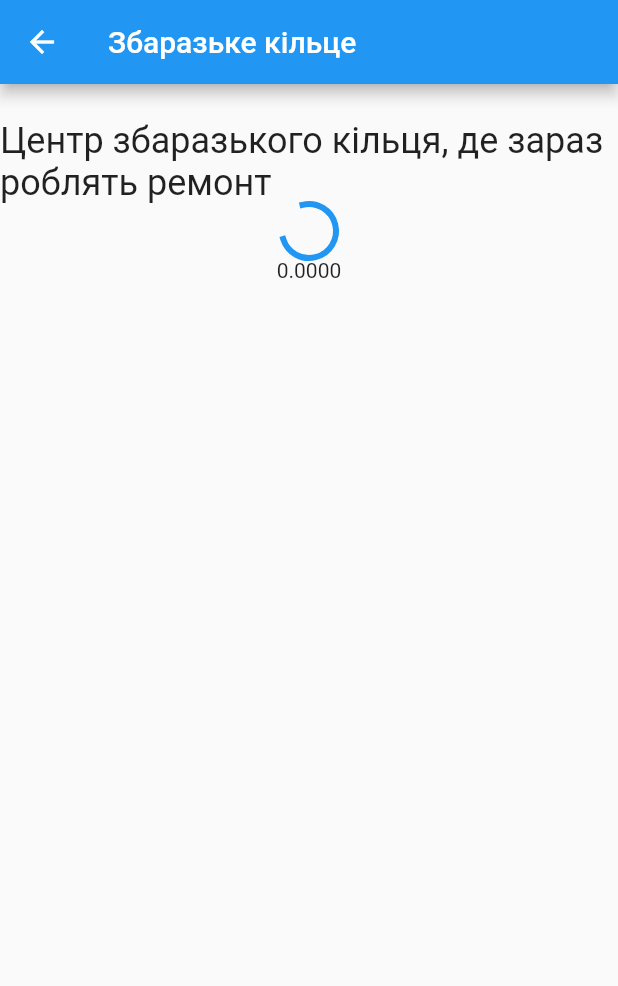
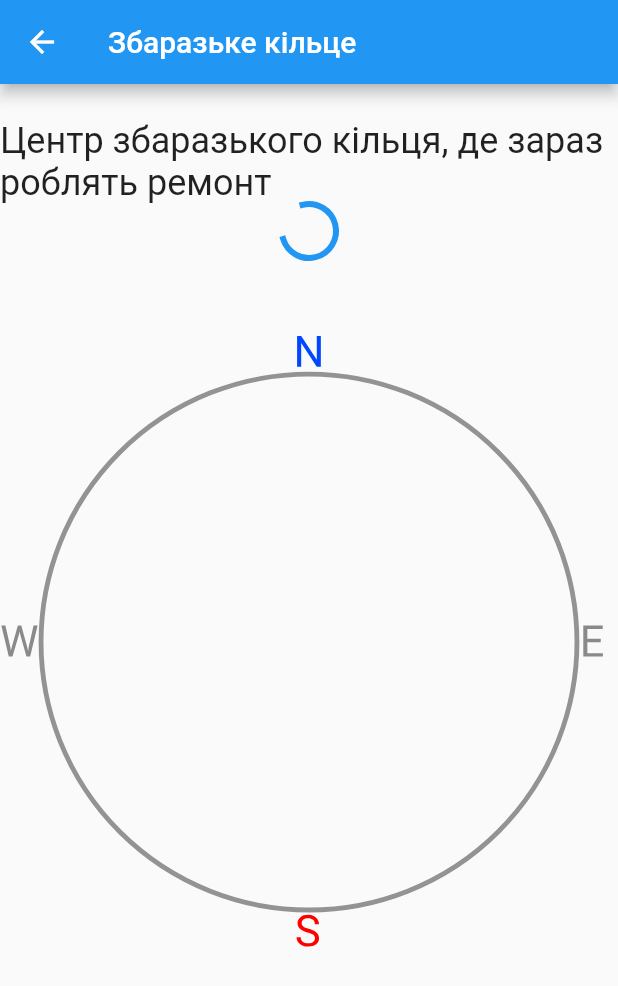
Before and after one commit to obywan/save_the_place2, a Flutter app: the PlaceDetailsScreen screen opened directly with sample values from the repository, on a phone screen of 412 x 824 dp. Shown: the top 986 px of the screen. Run offline on Flutter 3.47's test engine with Material 2 defaults, Android fonts, the phone set to English and light mode, and no system bars; our stand-ins replace bloc, dotted_border, flutter_bloc, flutter_svg, geolocator, image_picker; missing offline and left inert: geolocator_web, image_picker_for_web, motion_sensors.

Commit message:
compass works

```diff
--- a/lib/generated_plugin_registrant.dart
+++ b/lib/generated_plugin_registrant.dart
@@ -2,6 +2,7 @@
 // Generated file. Do not edit.
 //
 
+// ignore_for_file: directives_ordering
 // ignore_for_file: lines_longer_than_80_chars
 
 import 'package:geolocator_web/geolocator_web.dart';
--- a/lib/ui/widgets/compass.dart
+++ b/lib/ui/widgets/compass.dart
@@ -1,4 +1,8 @@
+// import 'package:animated_rotation/animated_rotation.dart';
+import 'dart:math';
+
 import 'package:flutter/material.dart';
+import 'package:flutter_svg/flutter_svg.dart';
 import 'package:vector_math/vector_math_64.dart' hide Colors;
 import 'package:motion_sensors/motion_sensors.dart';
 
@@ -40,7 +44,12 @@ class _CompassState extends State<Compass> {
   @override
   Widget build(BuildContext context) {
     return Center(
-      child: Text('${degrees(_absoluteOrientation2.x).toStringAsFixed(4)}'),
+      child: AnimatedRotation(
+        turns: _absoluteOrientation2.x / pi / 2,
+        curve: Curves.ease,
+        duration: Duration(seconds: 1),
+        child: SvgPicture.asset('assets/svg/compass.svg'),
+      ),
     );
   }
 }
```
Also changed, not shown: pubspec.yaml (+5 -4 lines), assets/svg/compass.svg (added), 1 other file.
